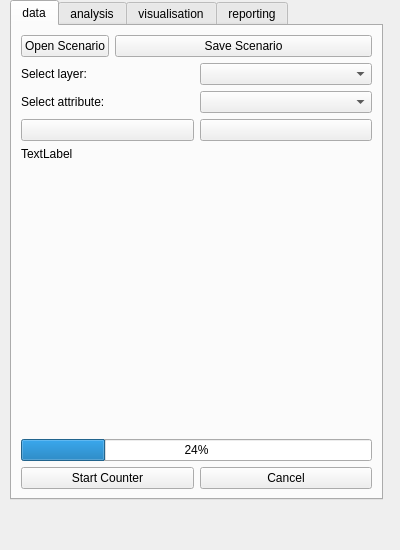
The window that SpatialDecision/spatial_decision_dockwidget_base.ui (LaurensJN/2016_Group09_Beaufort) describes before a commit, drawn with Qt 5.
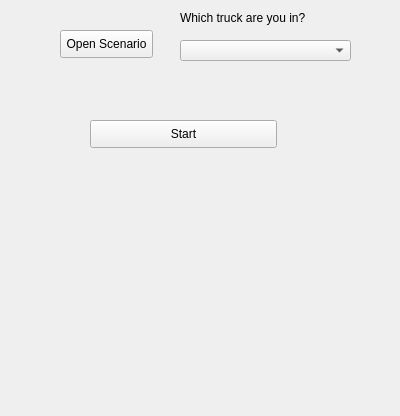
The same window after the commit. The open tabs and pages were chosen to show the change.

```diff
--- a/SpatialDecision/spatial_decision_dockwidget_base.ui
+++ b/SpatialDecision/spatial_decision_dockwidget_base.ui
@@ -7,7 +7,7 @@
     <x>0</x>
     <y>0</y>
     <width>400</width>
-    <height>550</height>
+    <height>416</height>
    </rect>
   </property>
   <property name="maximumSize">
@@ -20,330 +20,96 @@
    <string>SDSS Template</string>
   </property>
   <widget class="QWidget" name="dockWidgetContents">
-   <widget class="QTabWidget" name="sampleWidgets">
+   <widget class="QStackedWidget" name="stackedWidget">
     <property name="geometry">
      <rect>
-      <x>10</x>
+      <x>0</x>
       <y>0</y>
-      <width>373</width>
-      <height>500</height>
+      <width>401</width>
+      <height>391</height>
      </rect>
     </property>
-    <property name="sizePolicy">
-     <sizepolicy hsizetype="Expanding" vsizetype="Maximum">
-      <horstretch>0</horstretch>
-      <verstretch>0</verstretch>
-     </sizepolicy>
-    </property>
-    <property name="maximumSize">
-     <size>
-      <width>16777215</width>
-      <height>500</height>
-     </size>
-    </property>
     <property name="currentIndex">
      <number>1</number>
     </property>
-    <widget class="QWidget" name="dataTab">
-     <attribute name="title">
-      <string>data</string>
-     </attribute>
-     <layout class="QVBoxLayout" name="verticalLayout_2">
-      <item>
-       <layout class="QFormLayout" name="formLayout">
-        <item row="0" column="1">
-         <widget class="QPushButton" name="saveScenarioButton">
-          <property name="text">
-           <string>Save Scenario</string>
-          </property>
-         </widget>
-        </item>
-        <item row="0" column="0">
-         <widget class="QPushButton" name="openScenarioButton">
-          <property name="text">
-           <string>Open Scenario</string>
-          </property>
-         </widget>
-        </item>
-       </layout>
-      </item>
-      <item>
-       <layout class="QGridLayout" name="gridLayout_3" columnstretch="0,0">
-        <item row="2" column="0">
-         <widget class="QPushButton" name="medicButton">
-          <property name="sizePolicy">
-           <sizepolicy hsizetype="Minimum" vsizetype="Fixed">
-            <horstretch>0</horstretch>
-            <verstretch>0</verstretch>
-           </sizepolicy>
-          </property>
-          <property name="text">
-           <string/>
-          </property>
-          <property name="iconSize">
-           <size>
-            <width>64</width>
-            <height>64</height>
-           </size>
-          </property>
-         </widget>
-        </item>
-        <item row="2" column="1">
-         <widget class="QPushButton" name="ambulanceButton">
-          <property name="sizePolicy">
-           <sizepolicy hsizetype="Minimum" vsizetype="Minimum">
-            <horstretch>0</horstretch>
-            <verstretch>0</verstretch>
-           </sizepolicy>
-          </property>
-          <property name="text">
-           <string/>
-          </property>
-          <property name="iconSize">
-           <size>
-            <width>64</width>
-            <height>64</height>
-           </size>
-          </property>
-         </widget>
-        </item>
-        <item row="0" column="0">
-         <widget class="QLabel" name="selectLayerLabel">
-          <property name="text">
-           <string>Select layer:</string>
-          </property>
-         </widget>
-        </item>
-        <item row="1" column="1">
-         <widget class="QComboBox" name="selectAttributeCombo"/>
-        </item>
-        <item row="1" column="0">
-         <widget class="QLabel" name="selectAttributeLabel">
-          <property name="text">
-           <string>Select attribute:</string>
-          </property>
-         </widget>
-        </item>
-        <item row="0" column="1">
-         <widget class="QComboBox" name="selectLayerCombo"/>
-        </item>
-       </layout>
-      </item>
-      <item>
-       <widget class="QLabel" name="logoLabel">
-        <property name="text">
-         <string>TextLabel</string>
-        </property>
-       </widget>
-      </item>
-      <item>
-       <spacer name="verticalSpacer">
-        <property name="orientation">
-         <enum>Qt::Vertical</enum>
-        </property>
-        <property name="sizeHint" stdset="0">
-         <size>
-          <width>20</width>
-          <height>40</height>
-         </size>
-        </property>
-       </spacer>
-      </item>
-      <item>
-       <layout class="QGridLayout" name="gridLayout">
-        <item row="0" column="0" colspan="2">
-         <widget class="QProgressBar" name="counterProgressBar">
-          <property name="value">
-           <number>24</number>
-          </property>
-         </widget>
-        </item>
-        <item row="1" column="0">
-         <widget class="QPushButton" name="startCounterButton">
-          <property name="text">
-           <string>Start Counter</string>
-          </property>
-         </widget>
-        </item>
-        <item row="1" column="1">
-         <widget class="QPushButton" name="cancelCounterButton">
-          <property name="text">
-           <string>Cancel</string>
-          </property>
-         </widget>
-        </item>
-       </layout>
-      </item>
-     </layout>
-    </widget>
-    <widget class="QWidget" name="analysisTab">
-     <attribute name="title">
-      <string>analysis</string>
-     </attribute>
-     <layout class="QFormLayout" name="formLayout_4">
-      <property name="fieldGrowthPolicy">
-       <enum>QFormLayout::FieldsStayAtSizeHint</enum>
+    <widget class="QWidget" name="page">
+     <widget class="QPushButton" name="shortestRouteButton">
+      <property name="geometry">
+       <rect>
+        <x>90</x>
+        <y>120</y>
+        <width>187</width>
+        <height>28</height>
+       </rect>
       </property>
-      <item row="1" column="0">
-       <widget class="QPushButton" name="setNetworkButton">
-        <property name="text">
-         <string>Build Network</string>
-        </property>
-       </widget>
-      </item>
-      <item row="1" column="1">
-       <widget class="QLabel" name="networkLabel">
-        <property name="text">
-         <string>Uses selected objects for origins / destinations</string>
-        </property>
-        <property name="wordWrap">
-         <bool>true</bool>
-        </property>
-       </widget>
-      </item>
-      <item row="2" column="0">
-       <widget class="QPushButton" name="shortestRouteButton">
-        <property name="text">
-         <string>Shortest Route</string>
-        </property>
-       </widget>
-      </item>
-      <item row="2" column="1">
-       <widget class="QPushButton" name="clearRouteButton">
-        <property name="text">
-         <string>Clear Routes</string>
-        </property>
-       </widget>
-      </item>
-      <item row="3" column="0">
-       <widget class="QPushButton" name="expressionSelectButton">
-        <property name="text">
-         <string>Select</string>
-        </property>
-       </widget>
-      </item>
-      <item row="3" column="1">
-       <widget class="QPushButton" name="expressionFilterButton">
-        <property name="text">
-         <string>Filter</string>
-        </property>
-       </widget>
-      </item>
-     </layout>
+      <property name="text">
+       <string>Start</string>
+      </property>
+     </widget>
+     <widget class="QComboBox" name="select_truck">
+      <property name="geometry">
+       <rect>
+        <x>180</x>
+        <y>40</y>
+        <width>171</width>
+        <height>21</height>
+       </rect>
+      </property>
+     </widget>
+     <widget class="QPushButton" name="openScenarioButton">
+      <property name="geometry">
+       <rect>
+        <x>60</x>
+        <y>30</y>
+        <width>93</width>
+        <height>28</height>
+       </rect>
+      </property>
+      <property name="text">
+       <string>Open Scenario</string>
+      </property>
+     </widget>
+     <widget class="QLabel" name="Whichtrucklabel">
+      <property name="geometry">
+       <rect>
+        <x>180</x>
+        <y>10</y>
+        <width>171</width>
+        <height>16</height>
+       </rect>
+      </property>
+      <property name="text">
+       <string>Which truck are you in?</string>
+      </property>
+     </widget>
     </widget>
-    <widget class="QWidget" name="visualisationTab">
-     <attribute name="title">
-      <string>visualisation</string>
-     </attribute>
-     <layout class="QVBoxLayout" name="verticalLayout_3">
-      <item>
-       <layout class="QGridLayout" name="gridLayout_4">
-        <item row="0" column="1">
-         <widget class="QLabel" name="label">
-          <property name="text">
-           <string>Buffer and Obstacles layers</string>
-          </property>
-         </widget>
-        </item>
-        <item row="1" column="1">
-         <widget class="QLabel" name="label_2">
-          <property name="text">
-           <string>Apply style to selected layer</string>
-          </property>
-         </widget>
-        </item>
-        <item row="0" column="0">
-         <widget class="QPushButton" name="displayStyleButton">
-          <property name="text">
-           <string>Load Style</string>
-          </property>
-         </widget>
-        </item>
-        <item row="1" column="0">
-         <widget class="QPushButton" name="displayRangeButton">
-          <property name="text">
-           <string>Apply Style</string>
-          </property>
-         </widget>
-        </item>
-        <item row="2" column="0" colspan="2">
-         <layout class="QVBoxLayout" name="chartLayout"/>
-        </item>
-       </layout>
-      </item>
-     </layout>
-    </widget>
-    <widget class="QWidget" name="reportingTab">
-     <attribute name="title">
-      <string>reporting</string>
-     </attribute>
-     <layout class="QVBoxLayout" name="verticalLayout" stretch="0,0,0,0,0,0">
-      <item>
-       <layout class="QGridLayout" name="gridLayout_2" rowstretch="0,1,1" rowminimumheight="0,1,1">
-        <item row="0" column="0">
-         <widget class="QLabel" name="featureCounterLabel">
-          <property name="text">
-           <string>Feature counter:</string>
-          </property>
-         </widget>
-        </item>
-        <item row="0" column="2">
-         <widget class="QPushButton" name="featureCounterUpdateButton">
-          <property name="text">
-           <string>Update</string>
-          </property>
-         </widget>
-        </item>
-        <item row="1" column="2">
-         <widget class="QPushButton" name="saveMapPathButton">
-          <property name="text">
-           <string>...</string>
-          </property>
-         </widget>
-        </item>
-        <item row="1" column="0" colspan="2">
-         <widget class="QLineEdit" name="saveMapPathEdit"/>
-        </item>
-        <item row="0" column="1">
-         <widget class="QLineEdit" name="featureCounterEdit"/>
-        </item>
-        <item row="2" column="1">
-         <widget class="QPushButton" name="saveMapButton">
-          <property name="text">
-           <string>Save Map</string>
-          </property>
-         </widget>
-        </item>
-       </layout>
-      </item>
-      <item>
-       <widget class="QLabel" name="reportLabel">
-        <property name="text">
-         <string>Layer Report:</string>
-        </property>
-       </widget>
-      </item>
-      <item>
-       <widget class="QListWidget" name="reportList"/>
-      </item>
-      <item>
-       <widget class="QLabel" name="statisticsLabel">
-        <property name="text">
-         <string>Attribute Summary:</string>
-        </property>
-       </widget>
-      </item>
-      <item>
-       <widget class="QTableWidget" name="statisticsTable"/>
-      </item>
-      <item>
-       <widget class="QPushButton" name="saveStatisticsButton">
-        <property name="text">
-         <string>Save Summary</string>
-        </property>
-       </widget>
-      </item>
-     </layout>
+    <widget class="QWidget" name="page_2">
+     <widget class="QPushButton" name="solved_incident">
+      <property name="geometry">
+       <rect>
+        <x>30</x>
+        <y>110</y>
+        <width>141</width>
+        <height>31</height>
+       </rect>
+      </property>
+      <property name="text">
+       <string>Solved current incident</string>
+      </property>
+     </widget>
+     <widget class="QPushButton" name="need_help">
+      <property name="geometry">
+       <rect>
+        <x>210</x>
+        <y>110</y>
+        <width>111</width>
+        <height>31</height>
+       </rect>
+      </property>
+      <property name="text">
+       <string>Need more help</string>
+      </property>
+     </widget>
     </widget>
    </widget>
   </widget>
```
Left out of the diff: 2 changed lines with no effect on the pictures.
